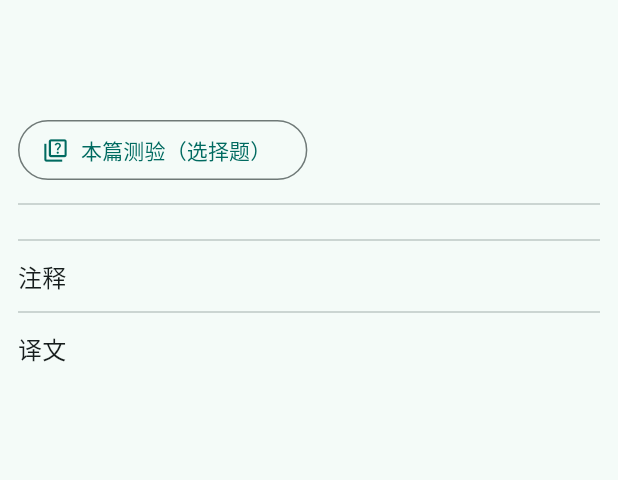
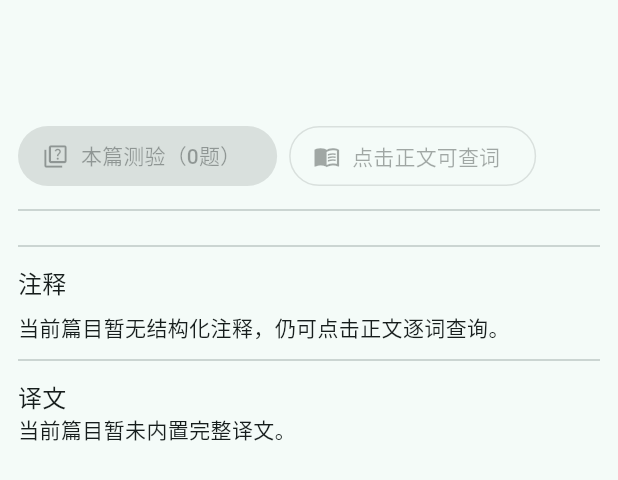
Before and after one commit to lantianhcgp/wenyan, a Flutter app: the LessonPage widget shown alone on an empty page, opened directly with empty values, on a phone screen of 412 x 824 dp. Shown: the top 480 px of the screen. Run offline on Flutter 3.47's test engine with Material 3 defaults, Android fonts, the phone set to English and light mode, and no system bars; our stand-ins replace file_picker, shared_preferences, sqflite; accounts and stored records are empty.

Commit message:
feat: improve lesson quiz flow and settings visibility

```diff
--- a/lib/features/lesson/lesson_page.dart
+++ b/lib/features/lesson/lesson_page.dart
@@ -1,9 +1,9 @@
-import 'dart:convert';
 import 'package:flutter/material.dart';
 import 'models.dart';
 import 'segment_text.dart';
 import 'dictionary_service.dart';
 import '../quiz/quiz_page.dart';
+import 'library_service.dart';
 
 class LessonPage extends StatefulWidget {
   final Map<String, dynamic> data;
@@ -32,7 +32,25 @@ class _LessonPageState extends State<LessonPage> {
       '德馨': Gloss('德馨', '美德芳香，比喻品德高尚。'),
       '仙': Gloss('仙', '指仙人，这里泛指高人。'),
       '灵': Gloss('灵', '灵验、神奇。'),
+      '谪守': Gloss('谪守', '因罪贬谪流放，出任外官。'),
+      '百废具兴': Gloss('百废具兴', '各种荒废的事业都兴办起来。具，同“俱”。'),
+      '先帝': Gloss('先帝', '指蜀汉先主刘备。'),
+      '崩殂': Gloss('崩殂', '古代称帝王去世。'),
+      '劝学': Gloss('劝学', '勉励学习、强调后天积累的重要。'),
     };
+
+    final notes = ((_data['notes'] as List?) ?? const []).map((e) => e.toString());
+    for (final note in notes) {
+      final normalized = note.replaceAll('：', ':');
+      final idx = normalized.indexOf(':');
+      if (idx > 0 && idx < normalized.length - 1) {
+        final head = normalized.substring(0, idx).trim();
+        final gloss = normalized.substring(idx + 1).trim();
+        if (head.isNotEmpty && gloss.isNotEmpty) {
+          _lexicon[head] = Gloss(head, gloss);
+        }
+      }
+    }
   }
 
   Future<Gloss?> _lookup(String word) async {
@@ -43,7 +61,10 @@ class _LessonPageState extends State<LessonPage> {
 
   @override
   Widget build(BuildContext context) {
-    final paragraphs = (_data['paragraphs'] as List).cast<String>();
+    final paragraphs = ((_data['paragraphs'] as List?) ?? const []).cast<String>();
+    final notes = ((_data['notes'] as List?) ?? const []).cast<String>();
+    final translation = (_data['translation'] ?? '').toString();
+    final questions = LibraryService.buildQuestions(_data);
 
     return Padding(
       padding: const EdgeInsets.all(12),
@@ -52,18 +73,28 @@ class _LessonPageState extends State<LessonPage> {
           Text(_data['title'] ?? '', style: Theme.of(context).textTheme.headlineSmall),
           const SizedBox(height: 8),
           Text(_data['author'] ?? '', style: Theme.of(context).textTheme.labelMedium),
-          const SizedBox(height: 8),
-          Align(
-            alignment: Alignment.centerLeft,
-            child: OutlinedButton.icon(
-              icon: const Icon(Icons.quiz_outlined),
-              label: const Text('本篇测验（选择题）'),
-              onPressed: () {
-                Navigator.of(context).push(MaterialPageRoute(
-                  builder: (_) => const QuizPage(),
-                ));
-              },
-            ),
+          const SizedBox(height: 12),
+          Wrap(
+            spacing: 8,
+            runSpacing: 8,
+            children: [
+              FilledButton.icon(
+                icon: const Icon(Icons.quiz_outlined),
+                label: Text('本篇测验（${questions.length}题）'),
+                onPressed: questions.isEmpty
+                    ? null
+                    : () {
+                        Navigator.of(context).push(MaterialPageRoute(
+                          builder: (_) => QuizPage(lessonData: _data),
+                        ));
+                      },
+              ),
+              OutlinedButton.icon(
+                icon: const Icon(Icons.menu_book),
+                label: const Text('点击正文可查词'),
+                onPressed: null,
+              ),
+            ],
           ),
           const Divider(height: 24),
           ...paragraphs.map((p) => Padding(
@@ -72,10 +103,16 @@ class _LessonPageState extends State<LessonPage> {
               )),
           const Divider(height: 24),
           Text('注释', style: Theme.of(context).textTheme.titleMedium),
-          ...((_data['notes'] as List).map((n) => ListTile(leading: const Text('·'), title: Text(n as String)))),
+          if (notes.isEmpty)
+            const Padding(
+              padding: EdgeInsets.only(top: 8),
+              child: Text('当前篇目暂无结构化注释，仍可点击正文逐词查询。'),
+            )
+          else
+            ...notes.map((n) => ListTile(leading: const Text('·'), title: Text(n))),
           const Divider(height: 24),
           Text('译文', style: Theme.of(context).textTheme.titleMedium),
-          Text(_data['translation'] ?? ''),
+          Text(translation.isEmpty ? '当前篇目暂未内置完整译文。' : translation),
         ],
       ),
     );
--- a/lib/features/lesson/library_service.dart
+++ b/lib/features/lesson/library_service.dart
@@ -3,18 +3,18 @@ import 'dart:io';
 import 'package:flutter/services.dart' show rootBundle;
 import 'package:path/path.dart' as p;
 import 'package:path_provider/path_provider.dart';
+import 'models.dart';
 
 class LibraryEntry {
   final String title;
   final String author;
-  final String source; // asset:assets/texts/xxx.json or file:/.../texts/xxx.json
+  final String source;
   LibraryEntry({required this.title, required this.author, required this.source});
 }
 
 class LibraryService {
   static Future<List<LibraryEntry>> listAll() async {
     final list = <LibraryEntry>[];
-    // assets index
     try {
       final raw = await rootBundle.loadString('assets/texts/index.json');
       final arr = json.decode(raw) as List;
@@ -28,7 +28,7 @@ class LibraryService {
         }
       }
     } catch (_) {}
-    // local files (app documents)/texts/*.json
+
     try {
       final dir = await getApplicationDocumentsDirectory();
       final tdir = Directory(p.join(dir.path, 'texts'));
@@ -50,6 +50,21 @@ class LibraryService {
     return list;
   }
 
+  static Future<Map<String, dynamic>> loadBySource(String source) async {
+    if (source.startsWith('asset:')) {
+      final path = source.substring('asset:'.length);
+      final raw = await rootBundle.loadString(path);
+      return json.decode(raw) as Map<String, dynamic>;
+    }
+    if (source.startsWith('file:')) {
+      final path = source.substring('file:'.length);
+      final raw = await File(path).readAsString();
+      return json.decode(raw) as Map<String, dynamic>;
+    }
+    final raw = await rootBundle.loadString('assets/texts/sample.json');
+    return json.decode(raw) as Map<String, dynamic>;
+  }
+
   static Future<void> importJson(String jsonText, {String? filename}) async {
     final dir = await getApplicationDocumentsDirectory();
     final tdir = Directory(p.join(dir.path, 'texts'));
@@ -58,4 +73,67 @@ class LibraryService {
     final f = File(p.join(tdir.path, name));
     await f.writeAsString(jsonText);
   }
+
+  static List<LessonQuestion> buildQuestions(Map<String, dynamic> data) {
+    final paragraphs = ((data['paragraphs'] as List?) ?? const []).map((e) => e.toString()).toList();
+    final notes = ((data['notes'] as List?) ?? const []).map((e) => e.toString()).toList();
+    final translation = (data['translation'] ?? '').toString();
+    final title = (data['title'] ?? '').toString();
+    final author = (data['author'] ?? '').toString();
+
+    final qa = <MapEntry<String, String>>[];
+
+    for (final note in notes) {
+      final normalized = note.replaceAll('：', ':');
+      final idx = normalized.indexOf(':');
+      if (idx > 0 && idx < normalized.length - 1) {
+        final head = normalized.substring(0, idx).trim();
+        final gloss = normalized.substring(idx + 1).trim();
+        if (head.isNotEmpty && gloss.isNotEmpty) qa.add(MapEntry('“$head”的意思是？', gloss));
+      }
+    }
+
+    if (title.isNotEmpty) {
+      qa.add(MapEntry('本文标题是？', title));
+    }
+    if (author.isNotEmpty) {
+      qa.add(MapEntry('本文作者是？', author));
+    }
+    if (translation.isNotEmpty) {
+      qa.add(MapEntry('下列哪项最符合本文主旨概括？', _summarizeTranslation(translation)));
+    }
+
+    final candidateSentences = paragraphs.where((p) => p.trim().length >= 8).take(6).toList();
+    for (final p in candidateSentences) {
+      qa.add(MapEntry('下列哪一句出自《$title》？', p));
+    }
+
+    final unique = <String, String>{};
+    for (final e in qa) {
+      unique[e.key] = e.value;
+    }
+
+    final entries = unique.entries.toList();
+    final answerPool = entries.map((e) => e.value).where((e) => e.trim().isNotEmpty).toSet().toList();
+    final result = <LessonQuestion>[];
+    for (final e in entries) {
+      final distractors = answerPool.where((v) => v != e.value).take(3).toList();
+      if (distractors.length < 3) continue;
+      final options = [...distractors, e.value]..shuffle();
+      result.add(LessonQuestion(
+        prompt: e.key,
+        answer: e.value,
+        options: options,
+        sourceText: e.value.length > 40 ? e.value.substring(0, 40) : e.value,
+      ));
+    }
+    result.shuffle();
+    return result.take(10).toList();
+  }
+
+  static String _summarizeTranslation(String translation) {
+    final text = translation.replaceAll(RegExp(r'\s+'), ' ').trim();
+    if (text.length <= 36) return text;
+    return '${text.substring(0, 36)}…';
+  }
 }
--- a/lib/features/lesson/models.dart
+++ b/lib/features/lesson/models.dart
@@ -10,3 +10,17 @@ class Gloss {
   final String explain;
   Gloss(this.word, this.explain);
 }
+
+class LessonQuestion {
+  final String prompt;
+  final String answer;
+  final List<String> options;
+  final String? sourceText;
+
+  const LessonQuestion({
+    required this.prompt,
+    required this.answer,
+    required this.options,
+    this.sourceText,
+  });
+}
--- a/lib/features/settings/settings_page.dart
+++ b/lib/features/settings/settings_page.dart
@@ -1,5 +1,7 @@
 import 'package:flutter/material.dart';
 import 'package:shared_preferences/shared_preferences.dart';
+import '../../data/dictionary_db.dart';
+import '../../data/review_db.dart';
 import 'import_button.dart';
 import 'dictionary_import_button.dart';
 
@@ -13,6 +15,8 @@ class SettingsPage extends StatefulWidget {
 class _SettingsPageState extends State<SettingsPage> {
   final _baseCtrl = TextEditingController();
   final _keyCtrl = TextEditingController();
+  int _reviewCount = 0;
+  bool _dbReady = false;
 
   @override
   void initState() {
@@ -24,14 +28,26 @@ class _SettingsPageState extends State<SettingsPage> {
     final sp = await SharedPreferences.getInstance();
     _baseCtrl.text = sp.getString('dic_base') ?? '';
     _keyCtrl.text = sp.getString('dic_key') ?? '';
-    setState(() {});
+    await DictionaryDb.init();
+    _reviewCount = await ReviewDb.count();
+    _dbReady = true;
+    if (mounted) setState(() {});
   }
 
   Future<void> _save() async {
     final sp = await SharedPreferences.getInstance();
     await sp.setString('dic_base', _baseCtrl.text.trim());
     await sp.setString('dic_key', _keyCtrl.text.trim());
-    if (mounted) ScaffoldMessenger.of(context).showSnackBar(const SnackBar(content: Text('已保存词典配置')));
+    if (mounted) {
+      ScaffoldMessenger.of(context).showSnackBar(const SnackBar(content: Text('已保存词典配置')));
+    }
+  }
+
+  @override
+  void dispose() {
+    _baseCtrl.dispose();
+    _keyCtrl.dispose();
+    super.dispose();
   }
 
   @override
@@ -42,11 +58,26 @@ class _SettingsPageState extends State<SettingsPage> {
         children: [
           Text('词典服务配置', style: Theme.of(context).textTheme.titleLarge),
           const SizedBox(height: 8),
+          const Text('查询顺序：内置注释 → 本地 SQLite 词典 → 远程 API → Moedict 开放词典'),
+          const SizedBox(height: 12),
           TextField(controller: _baseCtrl, decoration: const InputDecoration(labelText: '词典 API 基础地址（支持 ?q=词&key=...）')),
           const SizedBox(height: 8),
           TextField(controller: _keyCtrl, decoration: const InputDecoration(labelText: '词典 API Key（可选）')),
           const SizedBox(height: 12),
           FilledButton(onPressed: _save, child: const Text('保存')),
+          const Divider(height: 32),
+          Text('当前状态', style: Theme.of(context).textTheme.titleLarge),
+          const SizedBox(height: 8),
+          ListTile(
+            leading: const Icon(Icons.storage_outlined),
+            title: const Text('本地词典数据库'),
+            subtitle: Text(_dbReady ? '已初始化，可用于离线查词与出题' : '初始化中…'),
+          ),
+          ListTile(
+            leading: const Icon(Icons.bookmarks_outlined),
+            title: const Text('生词本'),
+            subtitle: Text('当前已加入 $_reviewCount 个待复习词条'),
+          ),
           const Divider(height: 32),
           Text('数据', style: Theme.of(context).textTheme.titleLarge),
           const SizedBox(height: 8),
--- a/lib/main.dart
+++ b/lib/main.dart
@@ -1,8 +1,10 @@
 import 'package:flutter/material.dart';
 import 'features/lesson/lesson_list_page.dart';
 import 'features/review/review_page.dart';
+import 'features/quiz/quiz_page.dart';
 import 'features/settings/settings_page.dart';
-import 'features/quiz/quiz_page.dart';
+
+final GlobalKey<NavigatorState> appNavigatorKey = GlobalKey<NavigatorState>();
 
 void main() {
   runApp(const WenyanApp());
@@ -22,6 +24,7 @@ class _WenyanAppState extends State<WenyanApp> {
   @override
   Widget build(BuildContext context) {
     return MaterialApp(
+      navigatorKey: appNavigatorKey,
       title: '文言文学习',
       theme: ThemeData(
         colorScheme: ColorScheme.fromSeed(seedColor: Colors.teal),
--- a/pubspec.yaml
+++ b/pubspec.yaml
@@ -1,7 +1,7 @@
 name: wenyan_classics
 description: 文言文学习 App（Flutter）
 publish_to: 'none'
-version: 0.3.1+5
+version: 0.4.0+6
 
 environment:
   sdk: ">=3.3.0 <4.0.0"
```
Also changed, not shown: lib/features/lesson/lesson_list_page.dart (+2 -16 lines), lib/features/quiz/quiz_page.dart (+96 -41 lines), 1 other file.
